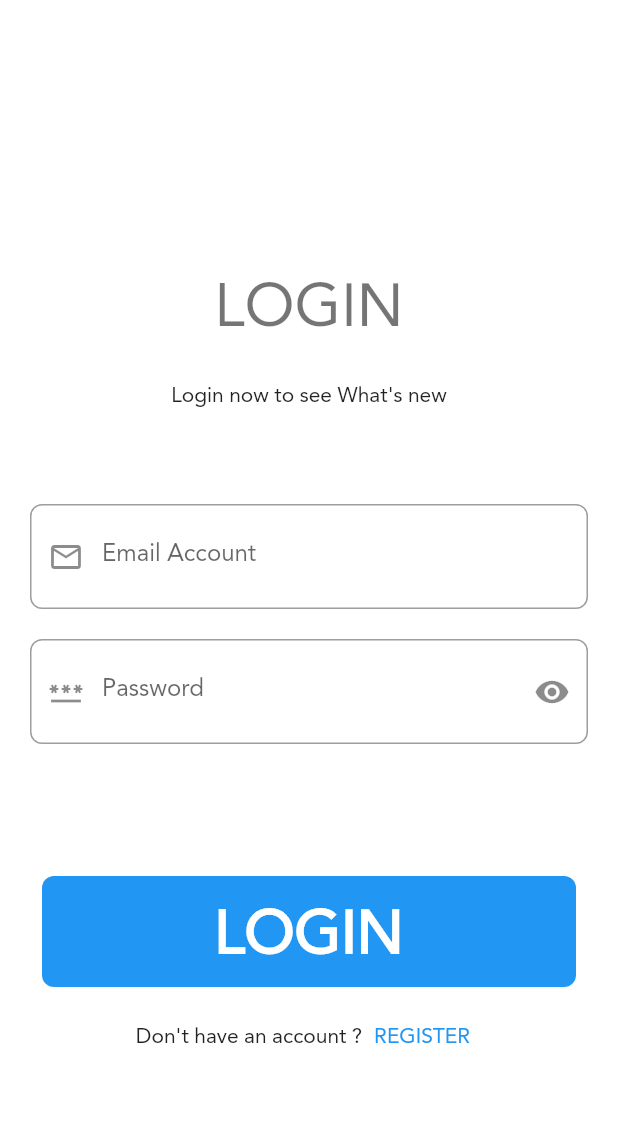
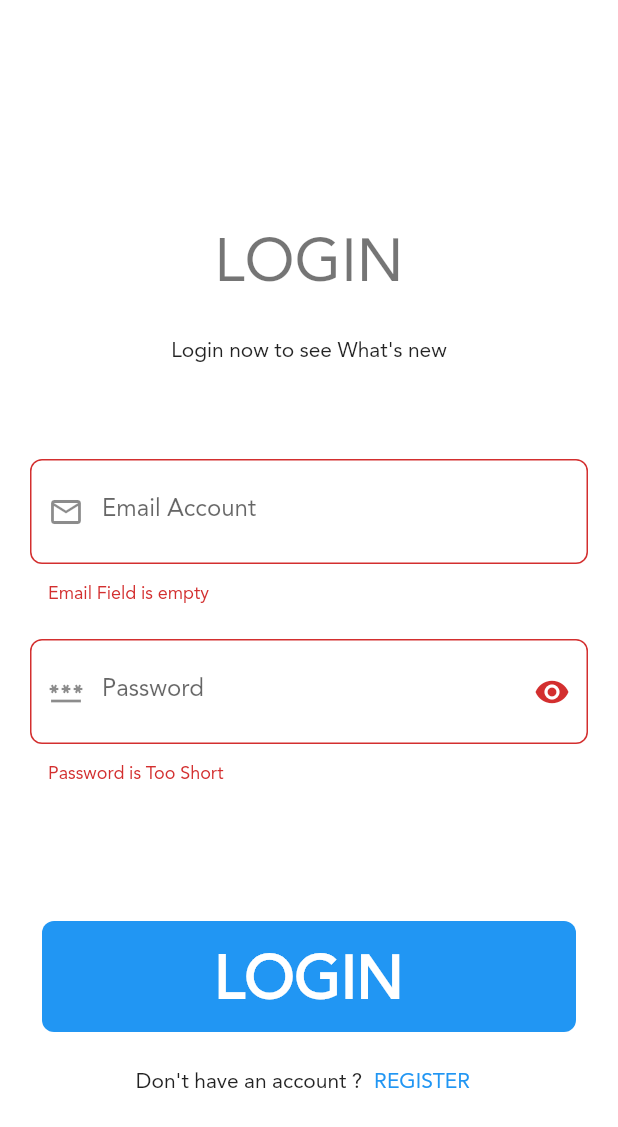
Before and after one commit to MostafaZidan93/shopping_application, a Flutter app: the screen it shows after launch, after a tap on the "arrow forward ios" icon, after a tap on "SKIP", after a tap on "LOGIN", on a phone screen of 412 x 824 dp. Shown: the top 1127 px of the screen. Run offline on Flutter 3.47's test engine with Material 2 defaults, Android fonts, the phone set to English and light mode, and no system bars; our stand-ins replace bloc, conditional_builder_null_safety, dio, flutter_bloc, smooth_page_indicator.

Commit message:
Dio for Login, Have an issue not fixed till now, cannot sign in

```diff
--- a/lib/main.dart
+++ b/lib/main.dart
@@ -1,9 +1,12 @@
 import 'package:flutter/material.dart';
+import 'package:shopping_application/shared/network/remote/dio_helper.dart';
 import 'package:shopping_application/shared/themes.dart';
 
 import 'modules/on_boarding/on_boarding_screen.dart';
 
 void main() {
+
+  DioHelper.init();
   runApp(MyApp());
 }
 
--- a/lib/modules/shopping_login_screen/cubit/cubit.dart
+++ b/lib/modules/shopping_login_screen/cubit/cubit.dart
@@ -2,13 +2,33 @@ import 'package:bloc/bloc.dart';
 import 'package:flutter/cupertino.dart';
 import 'package:flutter_bloc/flutter_bloc.dart';
 import 'package:shopping_application/modules/shopping_login_screen/cubit/states.dart';
+import 'package:shopping_application/shared/network/end_points.dart';
+import 'package:shopping_application/shared/network/remote/dio_helper.dart';
 
 class ShopLoginCubit extends Cubit<ShopLoginStates> {
 
   ShopLoginCubit() : super(ShopLoginInitialState());
-  static get(BuildContext context) => BlocProvider.of(context);
+  static ShopLoginCubit get(BuildContext context) => BlocProvider.of(context);
 
-  void userLogin(){
+  void userLogin({
+    required String email,
+    required String password,
+}){
+    print("Did Enter userLogin !!!!!!: email is: $email password is: $password");
+    emit(ShopLoginLoadingState());
+    DioHelper.postData(
+        url: LOGIN,
+        data: {
+          'email': email,
+          'password': password,
+        }
+    ).then((value) {
+      print("response is: ${value.data}");
+      emit(ShopLoginSuccessState());
+    }).catchError((err){
+      print("error is: ${err}!!!!!!!!!");
+      emit(ShopLoginErrorState(err));
 
+    });
   }
 }
--- a/lib/modules/shopping_login_screen/shopping_login_screen.dart
+++ b/lib/modules/shopping_login_screen/shopping_login_screen.dart
@@ -1,5 +1,9 @@
+import 'package:conditional_builder_null_safety/conditional_builder_null_safety.dart';
 import 'package:flutter/cupertino.dart';
 import 'package:flutter/material.dart';
+import 'package:flutter_bloc/flutter_bloc.dart';
+import 'package:shopping_application/modules/shopping_login_screen/cubit/cubit.dart';
+import 'package:shopping_application/modules/shopping_login_screen/cubit/states.dart';
 import 'package:shopping_application/shared/components.dart';
 import 'package:shopping_application/shared/styles/colors.dart';
 
@@ -9,16 +13,24 @@ class ShopLoginScreen extends StatelessWidget {
 
   var emailController = TextEditingController();
   var passwordController = TextEditingController();
-  //var textFormFieldKey = ScaffoldState<FormState>();
+  var textFormFieldKey = GlobalKey<FormState>();
 
   @override
   Widget build(BuildContext context) {
+    return BlocProvider(
+      create: (BuildContext context) => ShopLoginCubit(),
+      child: BlocConsumer<ShopLoginCubit, ShopLoginStates>(
+        listener: (BuildContext context, state) {},
+        builder: (BuildContext context, state) {
+          var cubit = ShopLoginCubit.get(context);
           return Scaffold(
             appBar: AppBar(),
             body: Center(
               child: SingleChildScrollView(
                 child: Padding(
                   padding: const EdgeInsets.all(20.0),
+                  child: Form(
+                    key: textFormFieldKey,
                     child: Column(
                       children: [
                         Text(
@@ -76,8 +88,18 @@ class ShopLoginScreen extends StatelessWidget {
                         SizedBox(
                           height: 80,
                         ),
-                TextButton(
-                    onPressed: (){},
+                        ConditionalBuilder(
+                          condition: state is! ShopLoginLoadingState,
+                          builder: (BuildContext context) {
+                            return TextButton(
+                              onPressed: (){
+                                if(textFormFieldKey.currentState!.validate()) {
+                                  cubit.userLogin(
+                                      email: emailController.text,
+                                      password: passwordController.text,
+                                  );
+                                }
+                              },
                               child: Container(
                                 width: double.infinity,
                                 alignment: Alignment.center,
@@ -94,6 +116,9 @@ class ShopLoginScreen extends StatelessWidget {
                                   ),
                                 ),
                               ),
+                            );
+                          },
+                          fallback: (BuildContext context) => Center(child: CircularProgressIndicator(),),
                         ),
                         Row(
                           mainAxisAlignment: MainAxisAlignment.center,
@@ -112,6 +137,10 @@ class ShopLoginScreen extends StatelessWidget {
                   ),
                 ),
               ),
+            ),
+          );
+        },
+      ),
     );
   }
 }
--- /dev/null
+++ b/lib/shared/network/end_points.dart
@@ -0,0 +1 @@
+const LOGIN = "login";
--- a/pubspec.yaml
+++ b/pubspec.yaml
@@ -34,6 +34,7 @@ dependencies:
   flutter_bloc: ^8.1.3
   bloc: ^8.1.2
   dio: ^5.3.2
+  conditional_builder_null_safety: ^0.0.6
 
 
   # The following adds the Cupertino Icons font to your application.
```
Also changed, not shown: lib/shared/network/remote/dio_helper.dart (+7 -1 lines), pubspec.lock, 1 other file. Lines whose indentation alone changed are shown as unchanged.
